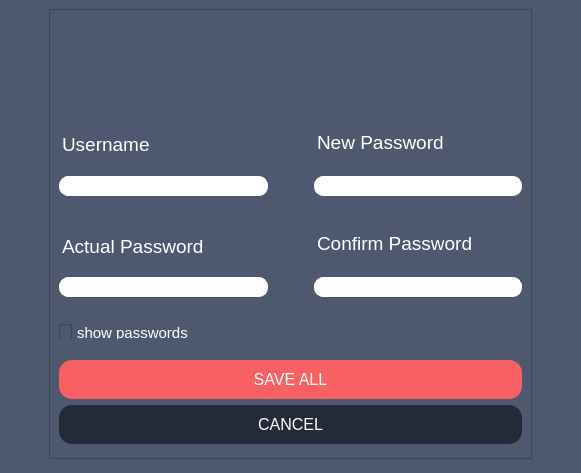
aleoli/Shared-Editor, file src/client/gui/ui/edit.ui: the form before one commit.
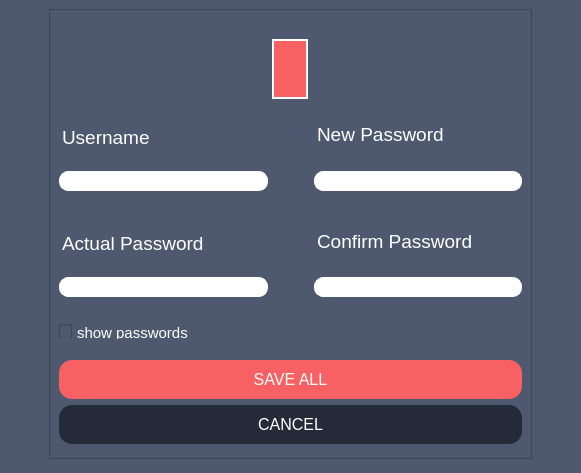
The form after the commit. Icons and pictures are not drawn.

Commit message: sistemato scrollbar in DocsBrowser e pulsante cambio icona in EditAccount e in Registrazione e le icone profilo

```diff
--- a/src/client/gui/ui/edit.ui
+++ b/src/client/gui/ui/edit.ui
@@ -42,41 +42,95 @@
        <enum>QFrame::Raised</enum>
       </property>
       <layout class="QVBoxLayout" name="verticalLayout_5">
+       <item>
+        <spacer name="verticalSpacer">
+         <property name="orientation">
+          <enum>Qt::Vertical</enum>
+         </property>
+         <property name="sizeType">
+          <enum>QSizePolicy::Fixed</enum>
+         </property>
+         <property name="sizeHint" stdset="0">
+          <size>
+           <width>20</width>
+           <height>20</height>
+          </size>
+         </property>
+        </spacer>
+       </item>
        <item alignment="Qt::AlignHCenter">
-        <widget class="QLabel" name="label">
+        <widget class="QPushButton" name="pushButton">
+         <property name="enabled">
+          <bool>true</bool>
+         </property>
+         <property name="minimumSize">
+          <size>
+           <width>0</width>
+           <height>0</height>
+          </size>
+         </property>
          <property name="maximumSize">
           <size>
-           <width>177</width>
-           <height>102</height>
+           <width>140</width>
+           <height>65</height>
+          </size>
+         </property>
+         <property name="sizeIncrement">
+          <size>
+           <width>0</width>
+           <height>0</height>
+          </size>
+         </property>
+         <property name="baseSize">
+          <size>
+           <width>0</width>
+           <height>0</height>
           </size>
          </property>
          <property name="cursor">
           <cursorShape>PointingHandCursor</cursorShape>
          </property>
          <property name="toolTip">
-          <string>&lt;html&gt;&lt;head/&gt;&lt;body&gt;&lt;p&gt;Change icon&lt;/p&gt;&lt;p&gt;&lt;br/&gt;&lt;/p&gt;&lt;/body&gt;&lt;/html&gt;</string>
+          <string>edit profile icon</string>
+         </property>
+         <property name="autoFillBackground">
+          <bool>false</bool>
          </property>
          <property name="styleSheet">
-          <string notr="true">QLabel{
-background-image: url(:/res/account_large.png);
-padding: 42px;
-padding-right: 50px;
+          <string notr="true">QPushButton{
+background-color: #f76163;
+border: 2px solid white;
+border-radius: 30px;
 }
 
-QLabel:hover{
-background-image: url(:/res/account_large_hover.png);
-};</string>
-         </property>
-         <property name="frameShape">
-          <enum>QFrame::NoFrame</enum>
-         </property>
-         <property name="frameShadow">
-          <enum>QFrame::Plain</enum>
+QPushButton:hover{
+background-color: #4e596f;
+}
+
+QPushButton:pressed{
+background-color: #242A38;
+}</string>
          </property>
          <property name="text">
           <string/>
          </property>
-         <property name="scaledContents">
+         <property name="icon">
+          <iconset resource="resources/res.qrc">
+           <normaloff>:/res/profile-pics/spaceship3.png</normaloff>:/res/profile-pics/spaceship3.png</iconset>
+         </property>
+         <property name="iconSize">
+          <size>
+           <width>59</width>
+           <height>59</height>
+          </size>
+         </property>
+         <property name="autoDefault">
+          <bool>false</bool>
+         </property>
+         <property name="default">
+          <bool>false</bool>
+         </property>
+         <property name="flat">
           <bool>false</bool>
          </property>
         </widget>
```
The commit also changes 13 other files.
